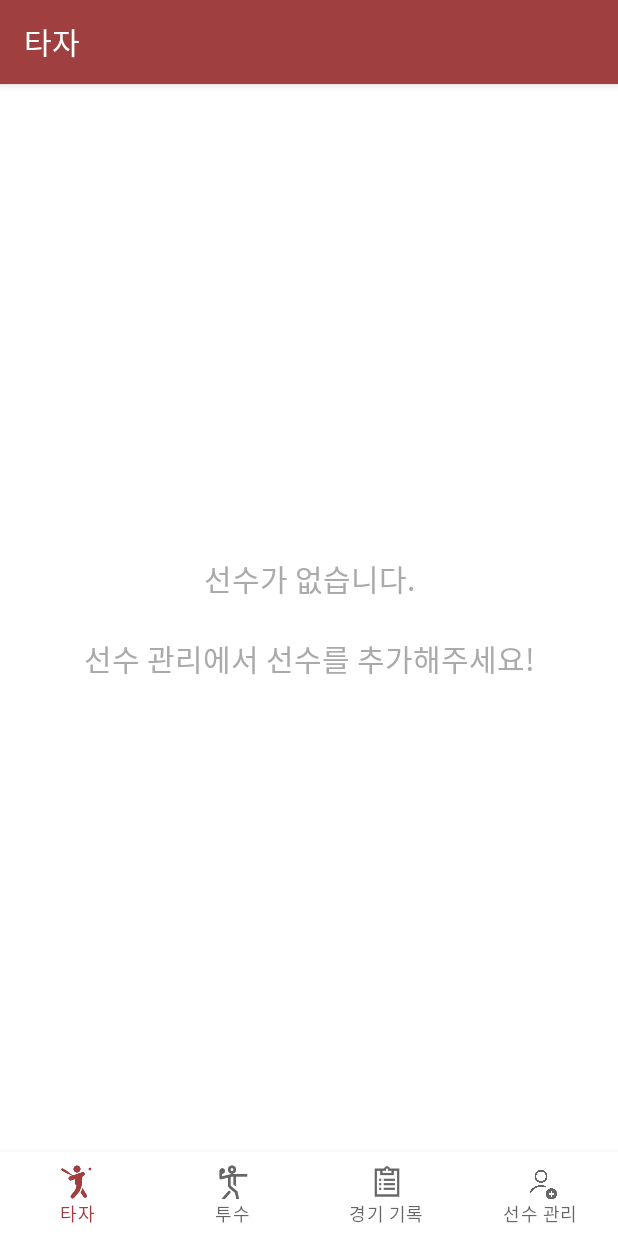
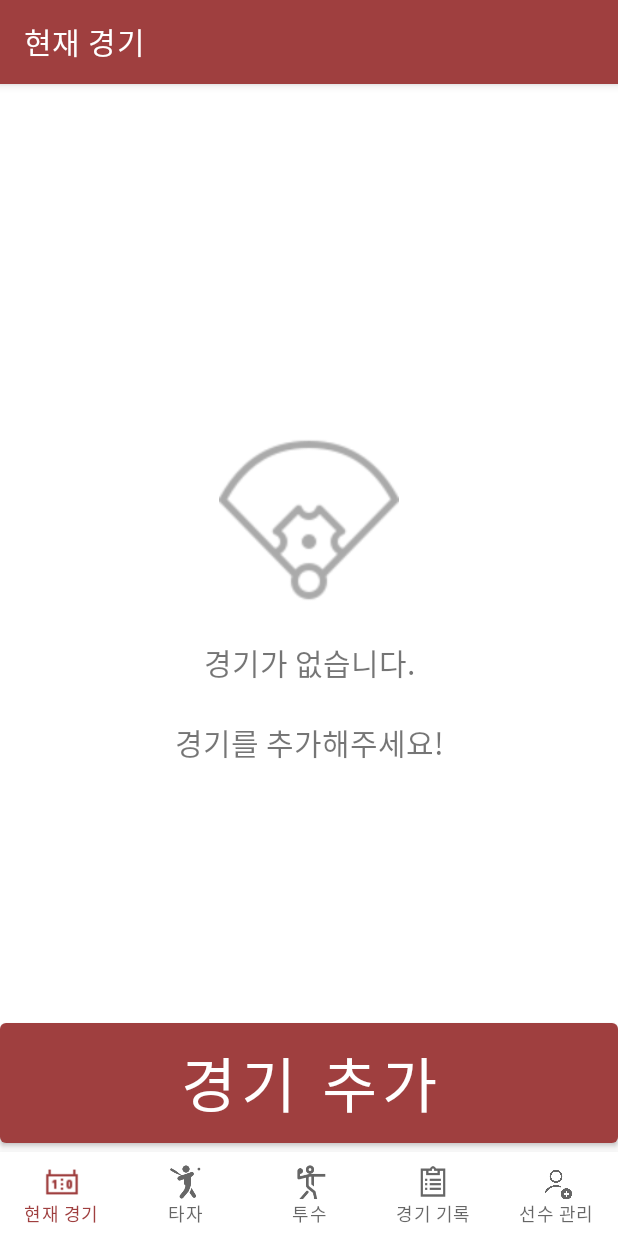
Before and after one commit to yy0867/yaguban, an Android app: the screen it shows after launch (MainActivity), on a phone screen of 412 x 824 dp. Run offline under Robolectric (Android 15) with nearby library versions, the phone set to English and light mode, and no system bars.

Commit message:
add player complete

```diff
--- a/app/src/main/java/com/harry/yaguban/BatterListFragment.java
+++ b/app/src/main/java/com/harry/yaguban/BatterListFragment.java
@@ -24,16 +24,12 @@ public class BatterListFragment extends Fragment {
     public View onCreateView(@NonNull LayoutInflater inflater, ViewGroup container, Bundle savedInstanceState) {
         ActionBar actionBar = ((MainActivity) Objects.requireNonNull(getActivity())).getSupportActionBar();
         actionBar.setTitle("타자");
+        View view = inflater.inflate(R.layout.fragment_batter_list, container, false);
 
         ourTeam = TeamFileManager.loadTeam(getActivity());
+        if (ourTeam.getPlayerList().isEmpty())
+            return inflater.inflate(R.layout.no_player_layout, container, false);
 
-        // Inflate the layout for this fragment
-        //return inflater.inflate(R.layout.fragment_batter_list, container, false);
-        // If No Player Exist, run code under
-        if (ourTeam.getPlayerList().isEmpty()) {
-            return inflater.inflate(R.layout.no_player_layout, container, false);
-        } else {
-            return inflater.inflate(R.layout.fragment_batter_list, container, false);
-        }
+        return view;
     }
 }
--- /dev/null
+++ b/app/src/main/java/com/harry/yaguban/CurrentMatchFragment.java
@@ -0,0 +1,30 @@
+package com.harry.yaguban;
+
+import android.os.Bundle;
+
+import androidx.appcompat.app.ActionBar;
+import androidx.fragment.app.Fragment;
+
+import android.view.LayoutInflater;
+import android.view.View;
+import android.view.ViewGroup;
+
+import java.util.Objects;
+
+public class CurrentMatchFragment extends Fragment {
+
+    @Override
+    public void onCreate(Bundle savedInstanceState) {
+        super.onCreate(savedInstanceState);
+    }
+
+    @Override
+    public View onCreateView(LayoutInflater inflater, ViewGroup container, Bundle savedInstanceState) {
+        ActionBar actionBar = ((MainActivity) Objects.requireNonNull(getActivity())).getSupportActionBar();
+        assert actionBar != null;
+        actionBar.setTitle("현재 경기");
+
+        // Inflate the layout for this fragment
+        return inflater.inflate(R.layout.fragment_current_match, container, false);
+    }
+}
--- a/app/src/main/java/com/harry/yaguban/Player.java
+++ b/app/src/main/java/com/harry/yaguban/Player.java
@@ -16,7 +16,11 @@ public class Player {
     public String getName() { return name; }
     public int getBackNumber() { return backNumber; }
     public Position getPosition() { return position; }
-    public String getSaveString() { return name + " " + backNumber + " " + position; }
+
+    public boolean isSelected() { return isSelected; }
+    public void setSelected(boolean selected) { isSelected = selected; }
+
+    private boolean isSelected;
 
     private String name;
     private int backNumber;
--- a/app/src/main/java/com/harry/yaguban/dummy/FragmentList.java
+++ b/app/src/main/java/com/harry/yaguban/dummy/FragmentList.java
@@ -1,5 +1,5 @@
 package com.harry.yaguban.dummy;
 
 public enum FragmentList {
-    BATTERLIST, PITCHERLIST, MANAGEPLAYER, MATCHLIST;
+    CURRENTMATCH, BATTERLIST, PITCHERLIST, MANAGEPLAYER, MATCHLIST;
 }
--- a/app/src/main/res/layout/fragment_batter_list.xml
+++ b/app/src/main/res/layout/fragment_batter_list.xml
@@ -1,8 +1,8 @@
 <?xml version="1.0" encoding="utf-8"?>
-<FrameLayout xmlns:android="http://schemas.android.com/apk/res/android"
+<androidx.constraintlayout.widget.ConstraintLayout xmlns:android="http://schemas.android.com/apk/res/android"
     xmlns:tools="http://schemas.android.com/tools"
     android:layout_width="match_parent"
     android:layout_height="match_parent"
     tools:context=".BatterListFragment">
 
-</FrameLayout>
+</androidx.constraintlayout.widget.ConstraintLayout>
--- /dev/null
+++ b/app/src/main/res/layout/fragment_current_match.xml
@@ -0,0 +1,46 @@
+<?xml version="1.0" encoding="utf-8"?>
+<androidx.constraintlayout.widget.ConstraintLayout xmlns:android="http://schemas.android.com/apk/res/android"
+    xmlns:tools="http://schemas.android.com/tools"
+    xmlns:app="http://schemas.android.com/apk/res-auto"
+    android:layout_width="match_parent"
+    android:layout_height="match_parent"
+    tools:context=".CurrentMatchFragment">
+
+    <ImageView
+        android:id="@+id/baseball_park"
+        android:layout_width="120dp"
+        android:layout_height="120dp"
+        app:layout_constraintBottom_toBottomOf="parent"
+        app:layout_constraintEnd_toEndOf="parent"
+        app:layout_constraintStart_toStartOf="parent"
+        app:layout_constraintTop_toTopOf="parent"
+        app:layout_constraintVertical_bias="0.39"
+        app:srcCompat="@drawable/baseball_field_icon"
+        app:tint="@color/gray" />
+
+    <TextView
+        android:id="@+id/textView_no_match"
+        android:layout_width="wrap_content"
+        android:layout_height="wrap_content"
+        android:layout_marginTop="20dp"
+        android:text="@string/no_match"
+        android:gravity="center"
+        android:textSize="20sp"
+        android:visibility="visible"
+        app:layout_constraintEnd_toEndOf="parent"
+        app:layout_constraintStart_toStartOf="parent"
+        app:layout_constraintTop_toBottomOf="@+id/baseball_park" />
+
+    <Button
+        android:id="@+id/button_add_match"
+        android:padding="10dp"
+        android:visibility="visible"
+        android:layout_width="match_parent"
+        android:layout_height="wrap_content"
+        android:text="@string/add_match"
+        android:textSize="40sp"
+        app:layout_constraintBottom_toBottomOf="parent"
+        app:layout_constraintEnd_toEndOf="parent"
+        app:layout_constraintStart_toStartOf="parent" />
+
+</androidx.constraintlayout.widget.ConstraintLayout>
--- a/app/src/main/res/menu/bottom_navigation_menu.xml
+++ b/app/src/main/res/menu/bottom_navigation_menu.xml
@@ -1,6 +1,12 @@
 <?xml version="1.0" encoding="utf-8"?>
 <menu
     xmlns:android="http://schemas.android.com/apk/res/android">
+
+    <item
+        android:id="@+id/bottom_nav_current_match"
+        android:enabled="true"
+        android:icon="@drawable/scoreboard_icon"
+        android:title="@string/current_match"/>
 
     <item
         android:id="@+id/bottom_nav_batter"
--- a/app/src/main/res/values/colors.xml
+++ b/app/src/main/res/values/colors.xml
@@ -9,5 +9,6 @@
     <color name="white">#FFFFFFFF</color>
     <color name="main_color">#9F3F3F</color>
     <color name="status_color">#702828</color>
+    <color name="background_color">#FFEBEE</color>
     <color name="gray">#AAAAAA</color>
 </resources>
--- a/app/src/main/res/values/strings.xml
+++ b/app/src/main/res/values/strings.xml
@@ -4,7 +4,7 @@
     <string name="pitcher">투수</string>
     <string name="match_list">경기 기록</string>
     <string name="manage_player">선수 관리</string>
-    <string name="no_player">선수가 없습니다.\n\n선수 관리에서 선수를 추가해주세요!</string>
+    <string name="no_player">선수 혹은 경기가 없습니다.\n\n각 탭에서 추가해주세요!</string>
     <string name="no_match">경기가 없습니다.\n\n경기를 추가해주세요!</string>
     <string name="backnumber_range">1 ~ 99</string>
 
@@ -15,7 +15,13 @@
     <string name="add_player">선수 추가</string>
     <string name="remove_player">선수 삭제</string>
 
+    <!-- Match Strings -->
+    <string name="current_match">현재 경기</string>
+    <string name="add_match">경기 추가</string>
+
     <!-- Add Player Popup Strings -->
     <string name="player_name_hint">이름을 입력해주세요</string>
+    <!-- TODO: Remove or change this placeholder text -->
+    <string name="hello_blank_fragment">Hello blank fragment</string>
 
 </resources>
```
Also changed, not shown: app/src/main/java/com/harry/yaguban/MainActivity.java (+16 -1 lines), app/src/main/java/com/harry/yaguban/ManagePlayerFragment.java (+10 -24 lines), app/src/main/java/com/harry/yaguban/Match.java (added, +37 -0 lines), app/src/main/java/com/harry/yaguban/MatchFileManager.java (added, +32 -0 lines), app/src/main/java/com/harry/yaguban/PlayerAdapter.java (+58 -9 lines), app/src/main/java/com/harry/yaguban/PlayerListTitleAdapter.java (+7 -3 lines), app/src/main/res/layout/player_list_recycler.xml (+8 -1 lines), app/src/main/res/drawable-v24/baseball_field_icon.png (added), app/src/main/res/drawable-v24/scoreboard_icon.png (added).
